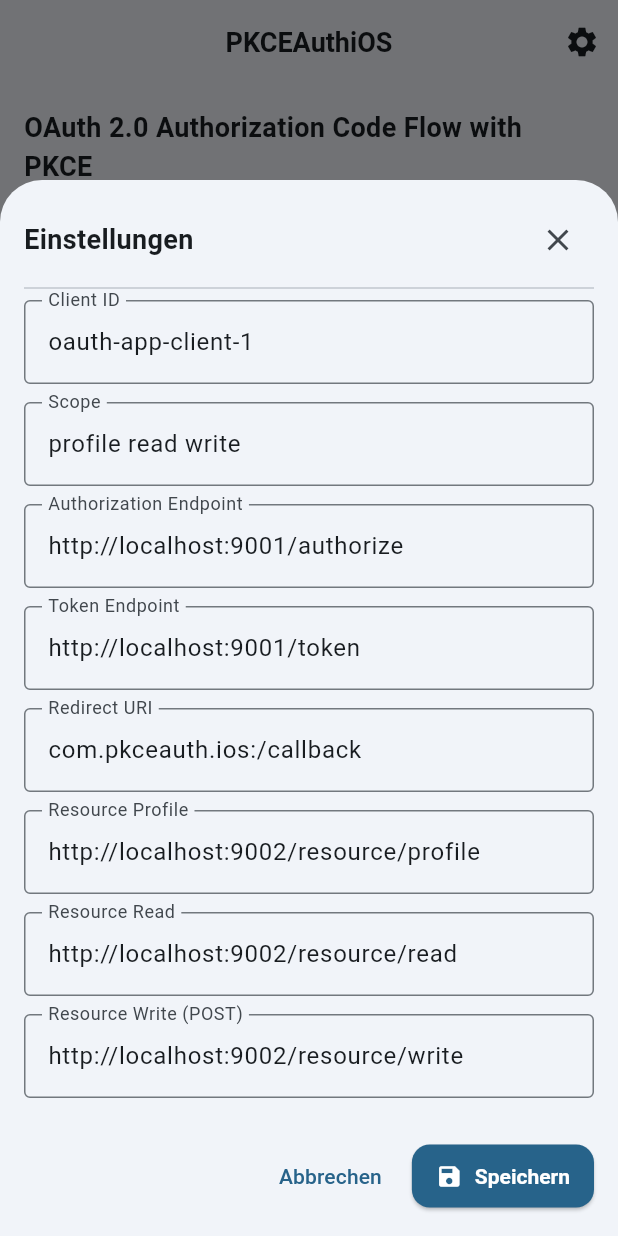
After one commit to Elias970/flutter-oauth-public-client, a Flutter app: the screen it shows after launch, after a tap on the "settings" icon, on a phone screen of 412 x 824 dp. The commit adds this screen. Run offline on Flutter 3.47's test engine with Material 3 defaults, Android fonts, the phone set to English and light mode, and no system bars.

Commit message:
added settings => endpoints changable now

```diff
--- a/lib/auth_service.dart
+++ b/lib/auth_service.dart
@@ -5,6 +5,7 @@ import 'dart:typed_data';
 import 'package:crypto/crypto.dart' as crypto;
 import 'package:http/http.dart' as http;
 import 'package:url_launcher/url_launcher.dart';
+import 'settings.dart';
 
 import 'callback_handler.dart';
 
@@ -26,22 +27,14 @@ class AuthResult {
 /// A lightweight, manual implementation of OAuth 2.0 Authorization Code Flow
 /// with PKCE (RFC 7636), without external OAuth libraries.
 class AuthService {
-  // --- Configuration (adjust to match your Authorization Server) ---
-  final Uri authorizationEndpoint = Uri.parse('http://localhost:9001/authorize');
-  final Uri tokenEndpoint = Uri.parse('http://localhost:9001/token');
+  AuthConfig _config;
 
-  // The client identifier registered with the Authorization Server.
-  // TODO: Change this to your actual client id.
-  // Aligned with demo server registry
-  final String clientId = 'oauth-app-client-1';
+  AuthService({AuthConfig? config}) : _config = config ?? AuthConfig.defaults();
 
-  // The custom scheme redirect URI that brings the user back into the app.
-  // Must be registered in iOS Info.plist under CFBundleURLTypes.
-  final Uri redirectUri = Uri.parse('com.pkceauth.ios:/callback');
-
-  // The requested scopes (adjust as needed or leave empty if your AS doesn't require scopes).
-  // Aligned with demo server registry
-  final String scope = 'profile read write';
+  AuthConfig get config => _config;
+  void updateConfig(AuthConfig config) {
+    _config = config;
+  }
 
   // In-memory state for the latest login attempt (not persisted).
   String? _lastState;
@@ -60,11 +53,11 @@ class AuthService {
     _lastState = state;
 
     // 2) Build the authorization URL
-    final authUrl = authorizationEndpoint.replace(queryParameters: {
+    final authUrl = _config.authorizationEndpoint.replace(queryParameters: {
       'response_type': 'code',
-      'client_id': clientId,
-      'redirect_uri': redirectUri.toString(),
-      'scope': scope,
+      'client_id': _config.clientId,
+      'redirect_uri': _config.redirectUri.toString(),
+      'scope': _config.scope,
       'state': state,
       'code_challenge': codeChallenge,
       'code_challenge_method': 'S256',
@@ -120,13 +113,12 @@ class AuthService {
   ///  - res2 -> http://localhost:9002/resource2
   ///  - res3 -> http://localhost:9002/resource3
   Future<http.Response> fetchResourceByKey(String accessToken, String key) async {
-    final pathMap = {
-      'res1': '/resource/profile',
-      'res2': '/resource/read',
-      'res3': '/resource/write',
+    final uri = switch (key) {
+      'res1' => _config.resourceProfile,
+      'res2' => _config.resourceRead,
+      'res3' => _config.resourceWrite,
+      _ => _config.resourceProfile,
     };
-    final path = pathMap[key] ?? '/resource';
-    final uri = Uri.parse('http://localhost:9002$path');
     final headers = <String, String>{
       'Authorization': 'Bearer $accessToken',
       'Accept': 'application/json',
@@ -145,13 +137,13 @@ class AuthService {
     final body = {
       'grant_type': 'authorization_code',
       'code': code,
-      'redirect_uri': redirectUri.toString(),
-      'client_id': clientId,
+      'redirect_uri': _config.redirectUri.toString(),
+      'client_id': _config.clientId,
       'code_verifier': codeVerifier,
     };
 
     final resp = await http.post(
-      tokenEndpoint,
+      _config.tokenEndpoint,
       headers: {
         'Content-Type': 'application/x-www-form-urlencoded',
         'Accept': 'application/json',
--- a/lib/home_screen.dart
+++ b/lib/home_screen.dart
@@ -3,6 +3,7 @@ import 'package:flutter/material.dart';
 import 'callback_handler.dart';
 
 import 'auth_service.dart';
+import 'settings.dart';
 
 /// Simple UI:
 /// - Shows a "Login" button to start the PKCE flow
@@ -16,15 +17,16 @@ class HomeScreen extends StatefulWidget {
 }
 
 class _HomeScreenState extends State<HomeScreen> {
-  final _auth = AuthService();
+  late AuthService _auth;
+  AuthConfig _config = AuthConfig.defaults();
   bool _loading = false;
   String? _accessToken;
-  String? _error;
   String? _lastRedirectUrl;
 
   @override
   void initState() {
     super.initState();
+    _auth = AuthService(config: _config);
     // Listen for any redirect arriving at any time (useful for testing the scheme first).
     CallbackHandler.instance.initialize();
     CallbackHandler.instance.onRedirect.listen((uri) {
@@ -45,7 +47,6 @@ class _HomeScreenState extends State<HomeScreen> {
   Future<void> _login() async {
     setState(() {
       _loading = true;
-      _error = null;
       _accessToken = null;
     });
     try {
@@ -54,9 +55,10 @@ class _HomeScreenState extends State<HomeScreen> {
         _accessToken = result.accessToken;
       });
     } catch (e) {
-      setState(() {
-        _error = e.toString();
-      });
+      // Show error via snackbar for better visibility
+      ScaffoldMessenger.of(context).showSnackBar(
+        SnackBar(content: Text('Login fehlgeschlagen: $e')),
+      );
     } finally {
       setState(() {
         _loading = false;
@@ -99,7 +101,16 @@ class _HomeScreenState extends State<HomeScreen> {
   @override
   Widget build(BuildContext context) {
     return Scaffold(
-      appBar: AppBar(title: const Text('PKCEAuthiOS')),
+      appBar: AppBar(
+        title: const Text('PKCEAuthiOS'),
+        actions: [
+          IconButton(
+            tooltip: 'Settings',
+            icon: const Icon(Icons.settings),
+            onPressed: _openSettings,
+          )
+        ],
+      ),
       body: Padding(
         padding: const EdgeInsets.all(16.0),
         child: Column(
@@ -194,4 +205,27 @@ class _HomeScreenState extends State<HomeScreen> {
       ),
     );
   }
+
+  Future<void> _openSettings() async {
+    final result = await showModalBottomSheet<AuthConfig>(
+      context: context,
+      isScrollControlled: true,
+      useSafeArea: true,
+      builder: (ctx) => SettingsSheet(initial: _config),
+    );
+    if (result != null) {
+      setState(() {
+        _config = result;
+        _auth = AuthService(config: _config);
+        _accessToken = null;
+      });
+      if (mounted) {
+        ScaffoldMessenger.of(context).showSnackBar(
+          const SnackBar(content: Text('Einstellungen gespeichert.')),
+        );
+      }
+    }
+  }
 }
+
+// SettingsSheet moved to settings.dart
--- /dev/null
+++ b/lib/settings.dart
@@ -0,0 +1,165 @@
+import 'package:flutter/material.dart';
+
+class AuthConfig {
+  final Uri authorizationEndpoint;
+  final Uri tokenEndpoint;
+  final String clientId;
+  final Uri redirectUri;
+  final String scope;
+  final Uri resourceProfile;
+  final Uri resourceRead;
+  final Uri resourceWrite;
+
+  const AuthConfig({
+    required this.authorizationEndpoint,
+    required this.tokenEndpoint,
+    required this.clientId,
+    required this.redirectUri,
+    required this.scope,
+    required this.resourceProfile,
+    required this.resourceRead,
+    required this.resourceWrite,
+  });
+
+  factory AuthConfig.defaults() => AuthConfig(
+        authorizationEndpoint: Uri.parse('http://localhost:9001/authorize'),
+        tokenEndpoint: Uri.parse('http://localhost:9001/token'),
+        clientId: 'oauth-app-client-1',
+        redirectUri: Uri.parse('com.pkceauth.ios:/callback'),
+        scope: 'profile read write',
+        resourceProfile: Uri.parse('http://localhost:9002/resource/profile'),
+        resourceRead: Uri.parse('http://localhost:9002/resource/read'),
+        resourceWrite: Uri.parse('http://localhost:9002/resource/write'),
+      );
+}
+
+class SettingsSheet extends StatefulWidget {
+  final AuthConfig initial;
+  const SettingsSheet({super.key, required this.initial});
+
+  @override
+  State<SettingsSheet> createState() => _SettingsSheetState();
+}
+
+class _SettingsSheetState extends State<SettingsSheet> {
+  late final TextEditingController _clientId;
+  late final TextEditingController _scope;
+  late final TextEditingController _authEndpoint;
+  late final TextEditingController _tokenEndpoint;
+  late final TextEditingController _redirectUri;
+  late final TextEditingController _resProfile;
+  late final TextEditingController _resRead;
+  late final TextEditingController _resWrite;
+
+  @override
+  void initState() {
+    super.initState();
+    _clientId = TextEditingController(text: widget.initial.clientId);
+    _scope = TextEditingController(text: widget.initial.scope);
+    _authEndpoint = TextEditingController(text: widget.initial.authorizationEndpoint.toString());
+    _tokenEndpoint = TextEditingController(text: widget.initial.tokenEndpoint.toString());
+    _redirectUri = TextEditingController(text: widget.initial.redirectUri.toString());
+    _resProfile = TextEditingController(text: widget.initial.resourceProfile.toString());
+    _resRead = TextEditingController(text: widget.initial.resourceRead.toString());
+    _resWrite = TextEditingController(text: widget.initial.resourceWrite.toString());
+  }
+
+  @override
+  void dispose() {
+    _clientId.dispose();
+    _scope.dispose();
+    _authEndpoint.dispose();
+    _tokenEndpoint.dispose();
+    _redirectUri.dispose();
+    _resProfile.dispose();
+    _resRead.dispose();
+    _resWrite.dispose();
+    super.dispose();
+  }
+
+  @override
+  Widget build(BuildContext context) {
+    final padding = MediaQuery.of(context).viewInsets + const EdgeInsets.all(16);
+    return Padding(
+      padding: padding,
+      child: SingleChildScrollView(
+        child: Column(
+          crossAxisAlignment: CrossAxisAlignment.start,
+          children: [
+            Row(
+              mainAxisAlignment: MainAxisAlignment.spaceBetween,
+              children: [
+                const Text('Einstellungen', style: TextStyle(fontSize: 18, fontWeight: FontWeight.bold)),
+                IconButton(
+                  tooltip: 'Schließen',
+                  icon: const Icon(Icons.close),
+                  onPressed: () => Navigator.of(context).pop(),
+                ),
+              ],
+            ),
+            const Divider(),
+            _field('Client ID', _clientId),
+            _field('Scope', _scope),
+            _field('Authorization Endpoint', _authEndpoint),
+            _field('Token Endpoint', _tokenEndpoint),
+            _field('Redirect URI', _redirectUri),
+            _field('Resource Profile', _resProfile),
+            _field('Resource Read', _resRead),
+            _field('Resource Write (POST)', _resWrite),
+            const SizedBox(height: 16),
+            Row(
+              mainAxisAlignment: MainAxisAlignment.end,
+              children: [
+                TextButton(
+                  onPressed: () => Navigator.of(context).pop(),
+                  child: const Text('Abbrechen'),
+                ),
+                const SizedBox(width: 8),
+                ElevatedButton.icon(
+                  onPressed: _save,
+                  icon: const Icon(Icons.save),
+                  label: const Text('Speichern'),
+                ),
+              ],
+            ),
+          ],
+        ),
+      ),
+    );
+  }
+
+  Widget _field(String label, TextEditingController c) {
+    return Padding(
+      padding: const EdgeInsets.only(bottom: 12),
+      child: TextField(
+        controller: c,
+        decoration: InputDecoration(
+          labelText: label,
+          border: const OutlineInputBorder(),
+        ),
+        minLines: 1,
+        maxLines: 2,
+      ),
+    );
+  }
+
+  void _save() {
+    try {
+      final cfg = AuthConfig(
+        authorizationEndpoint: Uri.parse(_authEndpoint.text.trim()),
+        tokenEndpoint: Uri.parse(_tokenEndpoint.text.trim()),
+        clientId: _clientId.text.trim(),
+        redirectUri: Uri.parse(_redirectUri.text.trim()),
+        scope: _scope.text.trim(),
+        resourceProfile: Uri.parse(_resProfile.text.trim()),
+        resourceRead: Uri.parse(_resRead.text.trim()),
+        resourceWrite: Uri.parse(_resWrite.text.trim()),
+      );
+      Navigator.of(context).pop(cfg);
+    } catch (e) {
+      ScaffoldMessenger.of(context).showSnackBar(
+        SnackBar(content: Text('Ungültige Eingabe: $e')),
+      );
+    }
+  }
+}
```
